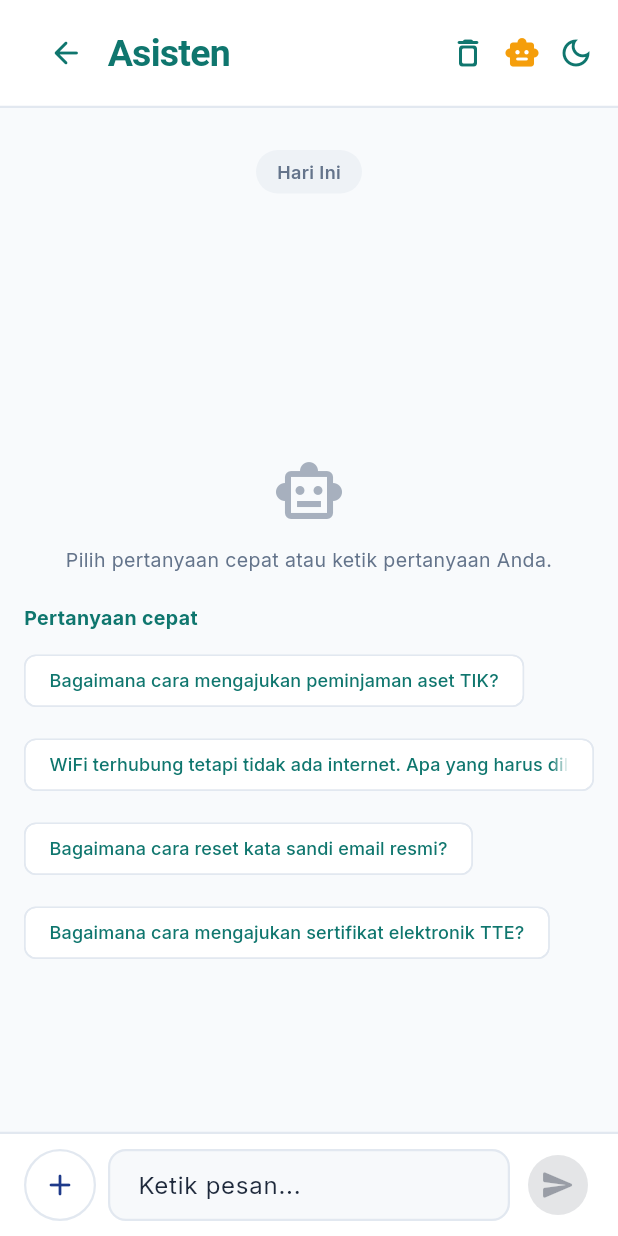
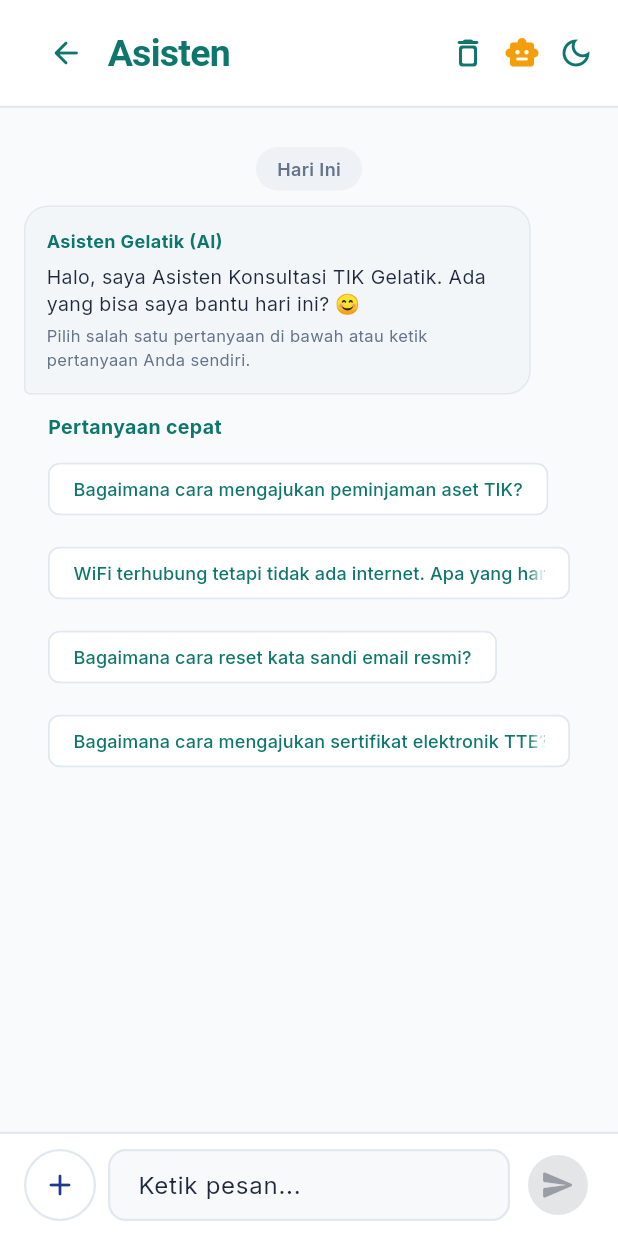
Before and after one commit to starboydingin/backend-gelatik, a Flutter app: the ChatbotNativeScreen screen opened directly, on a phone screen of 412 x 824 dp. Run offline on Flutter 3.47's test engine with Material 3 defaults, Android fonts, the phone set to English and light mode, and no system bars; our stand-ins replace dio, file_picker, flutter_riverpod, flutter_secure_storage, google_fonts, socket_io_client and 1 more; accounts and stored records are empty.

Commit message:
feat(chatbot): show welcome and quick questions

```diff
--- a/gelatik-mobile/lib/features/chatbot/presentation/screens/chatbot_native_screen.dart
+++ b/gelatik-mobile/lib/features/chatbot/presentation/screens/chatbot_native_screen.dart
@@ -103,7 +103,9 @@ class _ChatbotNativeScreenState extends ConsumerState<ChatbotNativeScreen> {
         _messageController.text.trim().isNotEmpty && !state.isTyping;
 
     ref.listen<ChatbotState>(chatbotProvider, (previous, next) {
-      if (previous?.messages.length != next.messages.length ||
+      final historyJustLoaded = previous?.isLoadingHistory == true;
+      if ((!historyJustLoaded &&
+              previous?.messages.length != next.messages.length) ||
           previous?.isTyping != next.isTyping) {
         _scrollToBottom();
       }
@@ -167,53 +169,34 @@ class _ChatbotNativeScreenState extends ConsumerState<ChatbotNativeScreen> {
         child: CircularProgressIndicator(),
       );
     }
-    if (state.messages.isEmpty) {
-      return RefreshIndicator(
-        onRefresh: ref.read(chatbotProvider.notifier).refreshHistory,
-        child: ListView(
-          key: const Key('chatbot-empty'),
-          physics: const AlwaysScrollableScrollPhysics(),
-          children: [
-            const SizedBox(height: 18),
-            const _DayChip(),
-            SizedBox(height: MediaQuery.sizeOf(context).height * .2),
-            Icon(
-              state.errorMessage == null
-                  ? Icons.smart_toy_outlined
-                  : Icons.cloud_off_rounded,
-              size: 48,
-              color: mutedText.withValues(alpha: .55),
-            ),
-            const SizedBox(height: 12),
-            Text(
-              state.errorMessage == null
-                  ? 'Pilih pertanyaan cepat atau ketik pertanyaan Anda.'
-                  : 'Riwayat belum dapat dimuat.',
-              textAlign: TextAlign.center,
-              style: TextStyle(fontSize: 13, color: mutedText),
-            ),
-            if (state.errorMessage == null) ...[
-              const SizedBox(height: 20),
-              _QuickQuestions(
+    return RefreshIndicator(
+      onRefresh: ref.read(chatbotProvider.notifier).refreshHistory,
+      child: ListView.builder(
+        controller: _scrollController,
+        key: Key(state.messages.isEmpty ? 'chatbot-empty' : 'chatbot-messages'),
+        padding: const EdgeInsets.all(16),
+        physics: const AlwaysScrollableScrollPhysics(),
+        itemCount: state.messages.length + (state.isTyping ? 4 : 3),
+        itemBuilder: (context, index) {
+          if (index == 0) return const _DayChip();
+          if (index == 1) {
+            return _AssistantWelcome(
+              primaryTeal: primaryTeal,
+              strokeColor: strokeColor,
+              mutedText: mutedText,
+            );
+          }
+          if (index == 2) {
+            return Padding(
+              padding: const EdgeInsets.only(bottom: 20),
+              child: _QuickQuestions(
                 primaryTeal: primaryTeal,
                 strokeColor: strokeColor,
                 onSelected: _send,
               ),
-            ],
-          ],
-        ),
-      );
-    }
-    return RefreshIndicator(
-      onRefresh: ref.read(chatbotProvider.notifier).refreshHistory,
-      child: ListView.builder(
-        controller: _scrollController,
-        padding: const EdgeInsets.all(16),
-        physics: const AlwaysScrollableScrollPhysics(),
-        itemCount: state.messages.length + (state.isTyping ? 2 : 1),
-        itemBuilder: (context, index) {
-          if (index == 0) return const _DayChip();
-          final messageIndex = index - 1;
+            );
+          }
+          final messageIndex = index - 3;
           if (messageIndex == state.messages.length) {
             return _TypingIndicator(
               primaryTeal: primaryTeal,
@@ -357,6 +340,70 @@ class _QuickQuestions extends StatelessWidget {
               .toList(),
         ),
       ],
+    ),
+  );
+}
+
+class _AssistantWelcome extends StatelessWidget {
+  final Color primaryTeal;
+  final Color strokeColor;
+  final Color mutedText;
+
+  const _AssistantWelcome({
+    required this.primaryTeal,
+    required this.strokeColor,
+    required this.mutedText,
+  });
+
+  @override
+  Widget build(BuildContext context) => Align(
+    key: const Key('chatbot-welcome'),
+    alignment: Alignment.centerLeft,
+    child: Container(
+      constraints: BoxConstraints(
+        maxWidth: (MediaQuery.sizeOf(context).width * .82).clamp(0, 560),
+      ),
+      margin: const EdgeInsets.only(bottom: 12),
+      padding: const EdgeInsets.all(14),
+      decoration: BoxDecoration(
+        color: Theme.of(context).colorScheme.surfaceContainerHighest.withValues(
+          alpha: .5,
+        ),
+        borderRadius: const BorderRadius.only(
+          topLeft: Radius.circular(16),
+          topRight: Radius.circular(16),
+          bottomLeft: Radius.circular(4),
+          bottomRight: Radius.circular(16),
+        ),
+        border: Border.all(color: strokeColor),
+      ),
+      child: Column(
+        crossAxisAlignment: CrossAxisAlignment.start,
+        children: [
+          Text(
+            'Asisten Gelatik (AI)',
+            style: TextStyle(
+              color: primaryTeal,
+              fontSize: 12,
+              fontWeight: FontWeight.bold,
+            ),
+          ),
+          const SizedBox(height: 6),
+          Text(
+            'Halo, saya Asisten Konsultasi TIK Gelatik. Ada yang bisa saya bantu hari ini? 😊',
+            style: TextStyle(
+              fontSize: 13,
+              height: 1.4,
+              color: Theme.of(context).colorScheme.onSurface,
+            ),
+          ),
+          const SizedBox(height: 4),
+          Text(
+            'Pilih salah satu pertanyaan di bawah atau ketik pertanyaan Anda sendiri.',
+            style: TextStyle(fontSize: 11, color: mutedText),
+          ),
+        ],
+      ),
     ),
   );
 }
```
Also changed, not shown: 3 other files.
